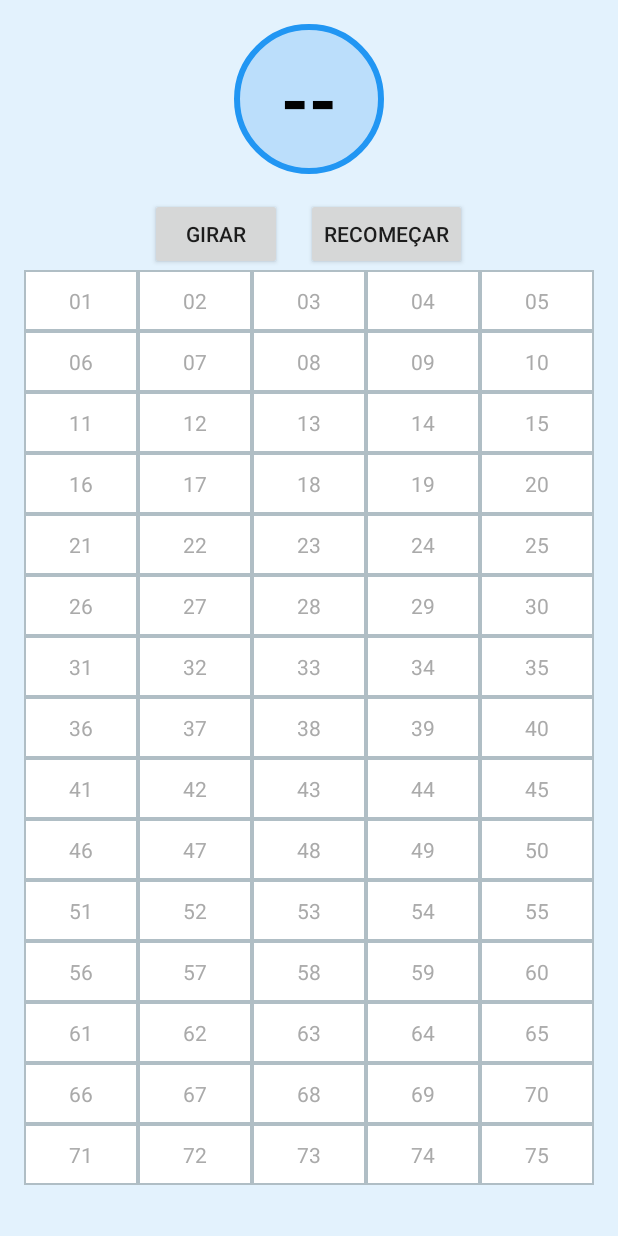
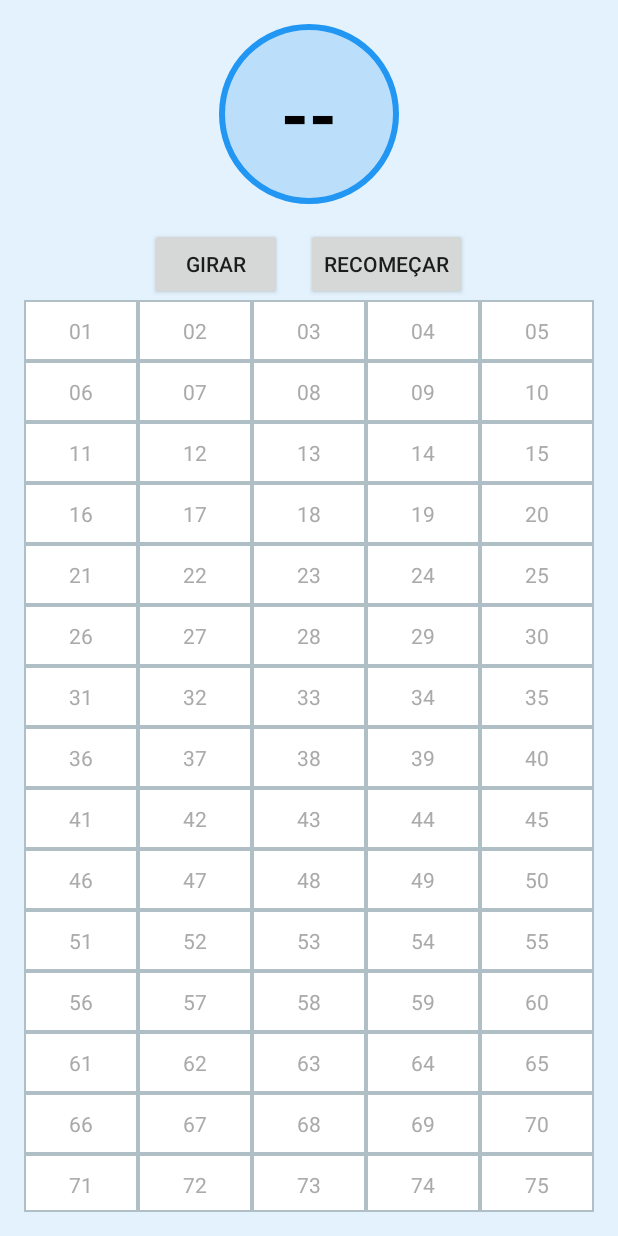
Before and after one commit to leandrovalois/bingo, an Android app built with Jetpack Compose: the screen it shows after launch (MainActivity), on a phone screen of 412 x 824 dp. Run offline under Robolectric (Android 15) with nearby library versions, the phone set to English and light mode, and no system bars.

Commit message:
ajuste no layout

```diff
--- a/app/src/main/res/layout/activity_main.xml
+++ b/app/src/main/res/layout/activity_main.xml
@@ -9,8 +9,8 @@
     <!-- Círculo para mostrar números -->
     <TextView
         android:id="@+id/numberCircle"
-        android:layout_width="100dp"
-        android:layout_height="100dp"
+        android:layout_width="120dp"
+        android:layout_height="120dp"
         android:layout_gravity="center"
         android:background="@drawable/circle_background"
         android:gravity="center"
```
